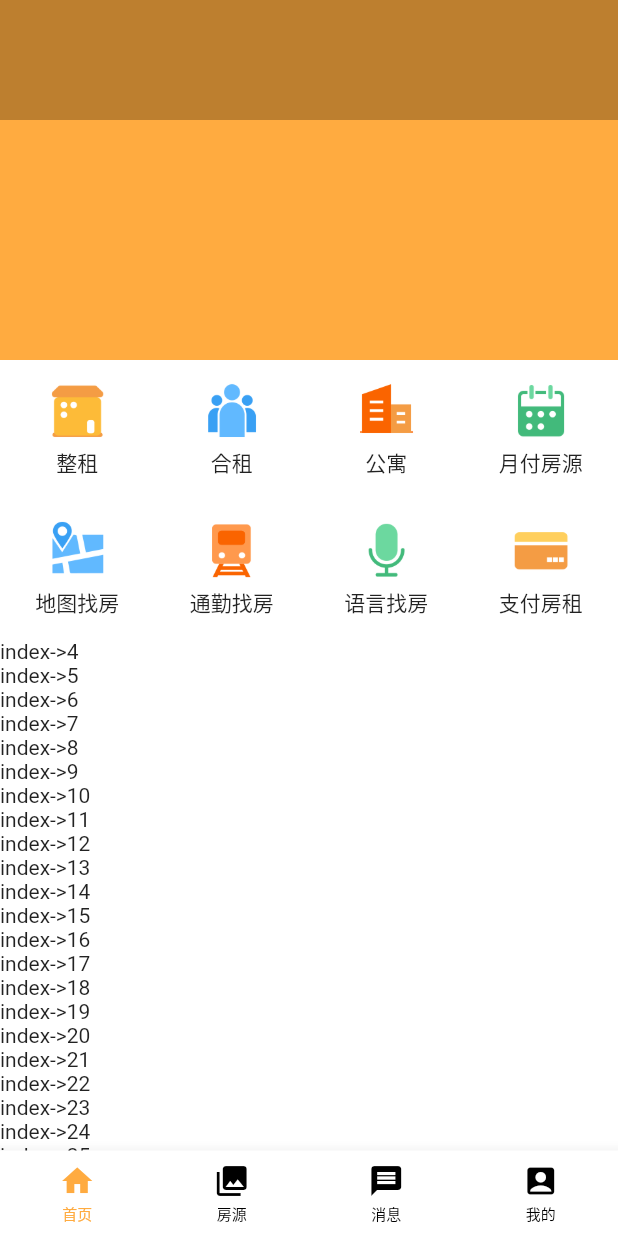
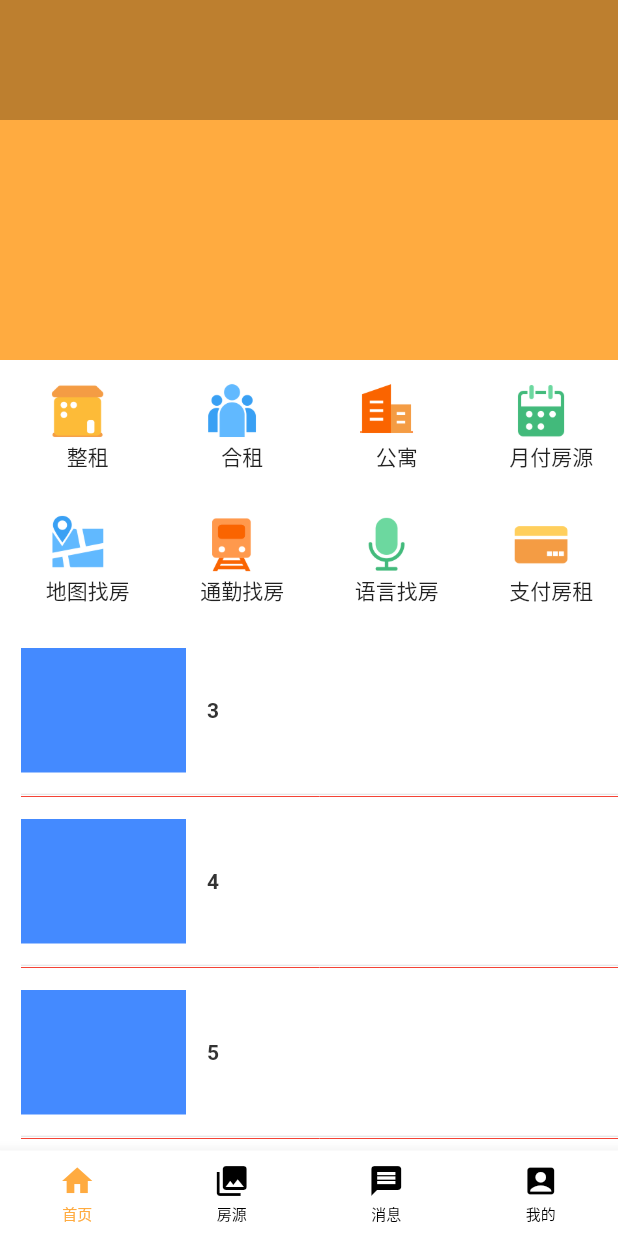
Before and after one commit to Sum-sdl/FlutterSimpleDemo, a Flutter app: the screen it shows after launch, on a phone screen of 412 x 824 dp. Run offline on Flutter 3.47's test engine with Material 2 defaults, Android fonts, the light colour scheme and no system bars.

Commit message:
update flutter app

```diff
--- a/flutter_rent/lib/Constants.dart
+++ b/flutter_rent/lib/Constants.dart
@@ -1,4 +1,10 @@
+import 'dart:ui';
+
+import 'package:flutter/cupertino.dart';
+
 class ResImages {
+  ResImages._();
+
   static const String image_home_op1 = "images/ic_home_grid_1.png";
   static const String image_home_op2 = "images/ic_home_grid_2.png";
   static const String image_home_op3 = "images/ic_home_grid_3.png";
@@ -8,3 +14,23 @@ class ResImages {
   static const String image_home_op7 = "images/ic_home_grid_7.png";
   static const String image_home_op8 = "images/ic_home_grid_8.png";
 }
+
+class ResColors {
+  ResColors._();
+
+  static const Color color_text_333333 = Color(0xFF333333);
+  static const Color color_text_666666 = Color(0xFF666666);
+  static const Color color_text_999999 = Color(0xFF999999);
+}
+
+class ResDimens {
+
+  static const EdgeInsets padding_left = EdgeInsets.only(
+      left: dimen_pub_padding);
+  static const EdgeInsets padding = EdgeInsets.all(
+      dimen_pub_padding);
+
+  static const double dimen_pub_padding = 14.0;
+
+  ResDimens._();
+}
--- a/flutter_rent/lib/ui/HomePage.dart
+++ b/flutter_rent/lib/ui/HomePage.dart
@@ -1,5 +1,6 @@
 import 'package:flutter/material.dart';
 import 'package:flutter_rent/Constants.dart';
+import 'package:flutter_rent/widget/HouseInfoWidget.dart';
 
 class HomeView extends StatelessWidget {
   HomeView() {
@@ -44,9 +45,6 @@ class _HomePageState extends State<_HomePage> {
 
   @override
   Widget build(BuildContext context) {
-//    return RefreshIndicator(child: createChild(), onRefresh: () {
-//      print("onrefres");
-//    });
     return new Stack(
       children: <Widget>[
         createChild(),
@@ -77,7 +75,8 @@ class _HomePageState extends State<_HomePage> {
           children: opItem.sublist(4, 8).map((op) => barOpItem(op)).toList(),
         );
       } else {
-        item = new Text("index->${index + 1}");
+//        item = new Text("index->${index + 1}");
+        item = new HouseInfoWidget(HouseInfoBean(houseName: "$index"));
       }
       return item;
     });
@@ -98,7 +97,7 @@ class _HomePageState extends State<_HomePage> {
 //        itemBarClick(item);
         },
         child: Padding(
-          padding: const EdgeInsets.all(14.0),
+          padding: ResDimens.padding,
           child: Column(
             mainAxisAlignment: MainAxisAlignment.center,
             mainAxisSize: MainAxisSize.min,
@@ -109,7 +108,7 @@ class _HomePageState extends State<_HomePage> {
                 child: Image.asset(item.localImage),
               ),
               Padding(
-                  padding: const EdgeInsets.only(top: 4.0),
+                  padding: ResDimens.padding_left,
                   child: Text(
                     item.name,
                     style: TextStyle(
--- /dev/null
+++ b/flutter_rent/lib/widget/CommonWidget.dart
@@ -0,0 +1,22 @@
+import 'package:flutter/material.dart';
+import 'package:flutter_rent/Constants.dart';
+
+class CommonDivider {
+  static Widget buildDividerLeftRight() {
+    return new Padding(
+      padding: const EdgeInsets.only(left: 12.0, right: 12.0),
+      child: new Divider(height: 1.0),
+    );
+  }
+
+  //TODO 思考const代码构造函数中的作用和意义
+  static const Widget buildDividerLeft = const Padding(
+    padding: const EdgeInsets.only(left: ResDimens.dimen_pub_padding),
+    child: const Divider(
+      height: 2.0,
+      color: Colors.red,
+    ),
+  );
+
+  CommonDivider._();
+}
--- /dev/null
+++ b/flutter_rent/lib/widget/HouseInfoWidget.dart
@@ -0,0 +1,88 @@
+import 'package:flutter/material.dart';
+import 'package:flutter_rent/Constants.dart';
+import 'package:flutter_rent/widget/CommonWidget.dart';
+
+class HouseInfoBean {
+  final String houseId;
+  final String houseName;
+  final String houseImage;
+  final String rent;
+  final String special;
+  final String detail;
+
+  const HouseInfoBean(
+      {this.houseId,
+      this.houseName,
+      this.houseImage,
+      this.rent,
+      this.special,
+      this.detail});
+
+  static HouseInfoBean formJson(String houseName) {
+    return new HouseInfoBean(houseName: "房源名称->" + houseName);
+  }
+
+  factory HouseInfoBean.fromJson(Map<String, dynamic> json) {
+    return new HouseInfoBean(
+      houseId: json['userId'],
+      houseName: json['id'],
+    );
+  }
+}
+
+class HouseInfoWidget extends StatelessWidget {
+  final HouseInfoBean bean;
+
+  const HouseInfoWidget(this.bean);
+
+  @override
+  Widget build(BuildContext context) {
+    return new Flex(
+      direction: Axis.vertical,
+      children: <Widget>[
+        new InkWell(
+          child: Padding(
+            padding: ResDimens.padding,
+            child: content(),
+          ),
+          onTap: () {
+            print("click-> ${bean.houseName}");
+          },
+        ),
+        new Divider(
+          height: 1.0,
+          indent: ResDimens.dimen_pub_padding,
+        ),
+        CommonDivider.buildDividerLeft,
+      ],
+    );
+  }
+
+  Widget content() {
+    return Row(
+      children: <Widget>[
+        SizedBox(
+          height: 83.0,
+          width: 110.0,
+          child: new Container(
+            color: Colors.blueAccent,
+          ),
+        ),
+        Padding(
+          padding: ResDimens.padding_left,
+          child: Column(
+            children: <Widget>[
+              Text(
+                bean.houseName,
+                style: new TextStyle(
+                    fontWeight: FontWeight.w600,
+                    fontSize: 14.0,
+                    color: ResColors.color_text_333333),
+              ),
+            ],
+          ),
+        )
+      ],
+    );
+  }
+}
```
Also changed, not shown: flutter_rent/pubspec.yaml (+4 -3 lines), 3 other files.
